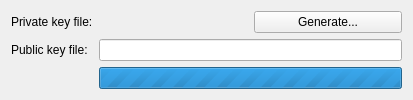
First picture: the form in src/plugins/qnx/blackberrydeviceconfigurationwizardsshkeypage.ui, repository qt-creator/qt-creator, before the edit.
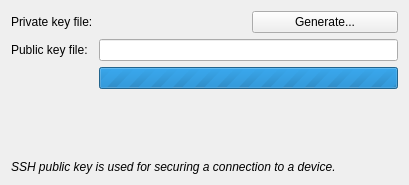
Second picture: the form after the edit. Custom widgets are drawn as their Qt base class.

Commit message:
Qnx: Add BlackBerry Device wizard queries device to prefill wizard fields
BlackBerry Device wizard is having the following pages:
* Setup page - simplified to contains the device listing,
device host name and device password fields only
* Query page - queries device for information
* SshKey page - no changes there
* Config page - contains config-name and debug token fields

What changed in the file:
```diff
--- a/src/plugins/qnx/blackberrydeviceconfigurationwizardsshkeypage.ui
+++ b/src/plugins/qnx/blackberrydeviceconfigurationwizardsshkeypage.ui
@@ -6,14 +6,14 @@
    <rect>
     <x>0</x>
     <y>0</y>
-    <width>413</width>
-    <height>92</height>
+    <width>409</width>
+    <height>185</height>
    </rect>
   </property>
   <property name="windowTitle">
    <string>WizardPage</string>
   </property>
-  <layout class="QFormLayout" name="formLayout">
+  <layout class="QGridLayout" name="gridLayout">
    <item row="0" column="0">
     <widget class="QLabel" name="label">
      <property name="text">
@@ -21,6 +21,13 @@
      </property>
     </widget>
    </item>
+   <item row="1" column="1">
+    <widget class="QLineEdit" name="publicKey">
+     <property name="readOnly">
+      <bool>true</bool>
+     </property>
+    </widget>
+   </item>
    <item row="0" column="1">
     <layout class="QHBoxLayout" name="horizontalLayout">
      <item>
@@ -35,21 +42,7 @@
      </item>
     </layout>
    </item>
-   <item row="1" column="0">
-    <widget class="QLabel" name="label_2">
-     <property name="text">
-      <string>Public key file:</string>
-     </property>
-    </widget>
-   </item>
-   <item row="1" column="1">
-    <widget class="QLineEdit" name="publicKey">
-     <property name="readOnly">
-      <bool>true</bool>
-     </property>
-    </widget>
-   </item>
-   <item row="3" column="1">
+   <item row="2" column="1">
     <widget class="QProgressBar" name="progressBar">
      <property name="maximum">
       <number>0</number>
@@ -59,6 +52,41 @@
      </property>
     </widget>
    </item>
+   <item row="3" column="1">
+    <spacer name="verticalSpacer">
+     <property name="orientation">
+      <enum>Qt::Vertical</enum>
+     </property>
+     <property name="sizeHint" stdset="0">
+      <size>
+       <width>20</width>
+       <height>40</height>
+      </size>
+     </property>
+    </spacer>
+   </item>
+   <item row="1" column="0">
+    <widget class="QLabel" name="label_2">
+     <property name="text">
+      <string>Public key file:</string>
+     </property>
+    </widget>
+   </item>
+   <item row="4" column="0" colspan="2">
+    <widget class="QLabel" name="label_3">
+     <property name="font">
+      <font>
+       <italic>true</italic>
+      </font>
+     </property>
+     <property name="text">
+      <string>SSH public key is used for securing a connection to a device.</string>
+     </property>
+     <property name="wordWrap">
+      <bool>true</bool>
+     </property>
+    </widget>
+   </item>
   </layout>
  </widget>
  <customwidgets>
```
Left out of the diff: 4 changed lines with no effect on the pictures. The commit also changes 16 other files.
